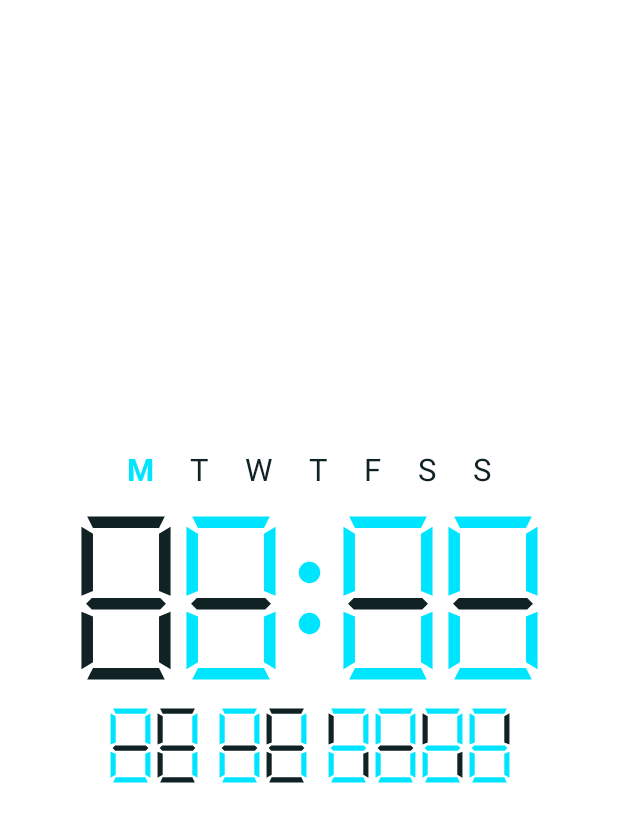
After one commit to asherbendavid/tydgenoot, an Android app built with Jetpack Compose: the composable PortraitClockLayout shown on its own in the app's theme, on a phone screen of 412 x 824 dp. The commit adds this screen. Shown: the top 822 px of the screen. Run offline under Robolectric (Android 15) with nearby library versions, the phone set to English and light mode, and no system bars.

Commit message:
feat: add portrait vertical stack layout and dynamic orientation switching (T-019)

```diff
--- a/app/src/main/java/cvc/dashingdog/tydgenoot/MainActivity.kt
+++ b/app/src/main/java/cvc/dashingdog/tydgenoot/MainActivity.kt
@@ -2,6 +2,7 @@ package cvc.dashingdog.tydgenoot
 
 import android.content.Context
 import android.content.pm.PackageManager
+import android.content.res.Configuration
 import android.os.Build
 import android.os.Bundle
 import android.view.View
@@ -21,12 +22,14 @@ import androidx.compose.runtime.remember
 import androidx.compose.ui.Alignment
 import androidx.compose.ui.Modifier
 import androidx.compose.ui.graphics.Color
+import androidx.compose.ui.platform.LocalConfiguration
 import androidx.compose.ui.platform.LocalContext
 import androidx.compose.ui.unit.dp
 import androidx.compose.ui.unit.sp
 import androidx.lifecycle.viewmodel.compose.viewModel
 import cvc.dashingdog.tydgenoot.ui.clock.ClockViewModel
 import cvc.dashingdog.tydgenoot.ui.clock.LandscapeClockLayout
+import cvc.dashingdog.tydgenoot.ui.clock.PortraitClockLayout
 
 class MainActivity : ComponentActivity() {
     override fun onCreate(savedInstanceState: Bundle?) {
@@ -87,18 +90,28 @@ private fun ClockScreenRoot(
     viewModel: ClockViewModel = viewModel()
 ) {
     val context = LocalContext.current
+    val configuration = LocalConfiguration.current
     val versionName = remember(context) { resolveInstalledVersionName(context) }
     val uiState by viewModel.uiState.collectAsState()
+
+    val isPortrait = configuration.orientation == Configuration.ORIENTATION_PORTRAIT
 
     Box(
         modifier = Modifier
             .fillMaxSize()
             .background(Color(0xFF000000)) // Pure black background
     ) {
-        LandscapeClockLayout(
-            uiState = uiState,
-            modifier = Modifier.fillMaxSize()
-        )
+        if (isPortrait) {
+            PortraitClockLayout(
+                uiState = uiState,
+                modifier = Modifier.fillMaxSize()
+            )
+        } else {
+            LandscapeClockLayout(
+                uiState = uiState,
+                modifier = Modifier.fillMaxSize()
+            )
+        }
 
         // Minimal About stub in bottom corner (T-015)
         Box(
--- /dev/null
+++ b/app/src/main/java/cvc/dashingdog/tydgenoot/ui/clock/PortraitClockLayout.kt
@@ -0,0 +1,160 @@
+package cvc.dashingdog.tydgenoot.ui.clock
+
+import androidx.compose.foundation.layout.Arrangement
+import androidx.compose.foundation.layout.BoxWithConstraints
+import androidx.compose.foundation.layout.Column
+import androidx.compose.foundation.layout.Row
+import androidx.compose.foundation.layout.Spacer
+import androidx.compose.foundation.layout.fillMaxSize
+import androidx.compose.foundation.layout.height
+import androidx.compose.foundation.layout.padding
+import androidx.compose.foundation.layout.size
+import androidx.compose.foundation.layout.width
+import androidx.compose.runtime.Composable
+import androidx.compose.runtime.getValue
+import androidx.compose.runtime.mutableStateOf
+import androidx.compose.runtime.remember
+import androidx.compose.runtime.setValue
+import androidx.compose.ui.Alignment
+import androidx.compose.ui.Modifier
+import androidx.compose.ui.graphics.Color
+import androidx.compose.ui.graphics.graphicsLayer
+import androidx.compose.ui.layout.onSizeChanged
+import androidx.compose.ui.platform.LocalDensity
+import androidx.compose.ui.unit.Dp
+import androidx.compose.ui.unit.IntOffset
+import androidx.compose.ui.unit.IntSize
+import androidx.compose.ui.unit.dp
+import androidx.compose.ui.unit.min
+import cvc.dashingdog.tydgenoot.model.DateFormatter
+
+@Composable
+fun PortraitClockLayout(
+    uiState: ClockUiState,
+    modifier: Modifier = Modifier,
+    activeColor: Color = Color(0xFF00E5FF),
+    ghostColor: Color = Color(0xFF112225)
+) {
+    val density = LocalDensity.current
+    var containerSize by remember { mutableStateOf(IntSize.Zero) }
+    var contentSize by remember { mutableStateOf(IntSize.Zero) }
+
+    val outerPadding: Dp = 20.dp
+
+    BoxWithConstraints(
+        modifier = modifier
+            .fillMaxSize()
+            .onSizeChanged { containerSize = it }
+            .padding(outerPadding),
+        contentAlignment = Alignment.Center
+    ) {
+        val availableWidth = this@BoxWithConstraints.maxWidth
+        val availableHeight = this@BoxWithConstraints.maxHeight
+
+        // In portrait, width is typically the tighter constraint for the 4-digit HH:MM row (~2.95 * h).
+        // Height also accounts for top day row + bottom date row + vertical gaps (~1.15 * h).
+        val widthDrivenTimeDp: Dp = availableWidth * 0.90f / 2.95f
+        val heightDrivenTimeDp: Dp = availableHeight * 0.65f / 1.15f
+        val timeDigitHeight: Dp = min(widthDrivenTimeDp, heightDrivenTimeDp)
+            .coerceAtLeast(24.dp)
+
+        val timeDigitWidth: Dp = timeDigitHeight * 0.5625f
+        val colonWidth: Dp = timeDigitHeight * 0.25f
+        val digitGap: Dp = timeDigitWidth * 0.09f
+        val colonGap: Dp = timeDigitWidth * 0.09f
+
+        // Date row below HH:MM, scaled proportionally (~0.45x of time digit height, bounded by width)
+        val maxDateDigitWidth: Dp = (availableWidth * 0.88f) / 8.9f
+        val dateDigitHeight: Dp = min(
+            timeDigitHeight * 0.45f,
+            maxDateDigitWidth / 0.5625f
+        ).coerceAtLeast(14.dp)
+
+        // Compact M..S day labels across top so all 7 days fit cleanly in portrait width
+        val dayScaleDp: Dp = (timeDigitHeight * 0.18f).coerceAtLeast(12.dp)
+        val dayFontSp = with(density) { dayScaleDp.toSp() }
+        val daySpacing: Dp = ((availableWidth * 0.72f) / 7f)
+            .coerceIn(6.dp, 24.dp)
+
+        val safeTranslation: IntOffset = remember(uiState.burnInOffset, containerSize, contentSize) {
+            clampBurnInOffsetPx(
+                requestedOffset = uiState.burnInOffset,
+                containerSize = containerSize,
+                contentSize = contentSize
+            )
+        }
+
+        Column(
+            modifier = Modifier
+                .onSizeChanged { contentSize = it }
+                .graphicsLayer {
+                    translationX = safeTranslation.x.toFloat()
+                    translationY = safeTranslation.y.toFloat()
+                },
+            horizontalAlignment = Alignment.CenterHorizontally,
+            verticalArrangement = Arrangement.Center
+        ) {
+            DayOfWeekIndicator(
+                activeDayIndex = uiState.dayOfWeekIndex,
+                vertical = false,
+                useCompactLabels = true,
+                labels = DateFormatter.mondayFirstCompactLabels,
+                activeColor = activeColor,
+                inactiveColor = ghostColor,
+                fontSize = dayFontSp,
+                spacing = daySpacing
+            )
+
+            Spacer(modifier = Modifier.height((timeDigitHeight * 0.14f).coerceAtLeast(10.dp)))
+
+            Row(
+                verticalAlignment = Alignment.CenterVertically,
+                horizontalArrangement = Arrangement.Center
+            ) {
+                SegmentDigit(
+                    segmentState = uiState.hourTens,
+                    activeColor = activeColor,
+                    ghostColor = ghostColor,
+                    modifier = Modifier.size(width = timeDigitWidth, height = timeDigitHeight)
+                )
+                Spacer(modifier = Modifier.width(digitGap))
+                SegmentDigit(
+                    segmentState = uiState.hourUnits,
+                    activeColor = activeColor,
+                    ghostColor = ghostColor,
+                    modifier = Modifier.size(width = timeDigitWidth, height = timeDigitHeight)
+                )
+                Spacer(modifier = Modifier.width(colonGap))
+                BlinkingColon(
+                    visible = uiState.colonVisible,
+                    activeColor = activeColor,
+                    ghostColor = ghostColor,
+                    modifier = Modifier.size(width = colonWidth, height = timeDigitHeight)
+                )
+                Spacer(modifier = Modifier.width(colonGap))
+                SegmentDigit(
+                    segmentState = uiState.minuteTens,
+                    activeColor = activeColor,
+                    ghostColor = ghostColor,
+                    modifier = Modifier.size(width = timeDigitWidth, height = timeDigitHeight)
+                )
+                Spacer(modifier = Modifier.width(digitGap))
+                SegmentDigit(
+                    segmentState = uiState.minuteUnits,
+                    activeColor = activeColor,
+                    ghostColor = ghostColor,
+                    modifier = Modifier.size(width = timeDigitWidth, height = timeDigitHeight)
+                )
+            }
+
+            Spacer(modifier = Modifier.height((timeDigitHeight * 0.14f).coerceAtLeast(10.dp)))
+
+            DateRow(
+                formattedDate = uiState.formattedDate,
+                digitHeight = dateDigitHeight,
+                activeColor = activeColor,
+                ghostColor = ghostColor
+            )
+        }
+    }
+}
```
